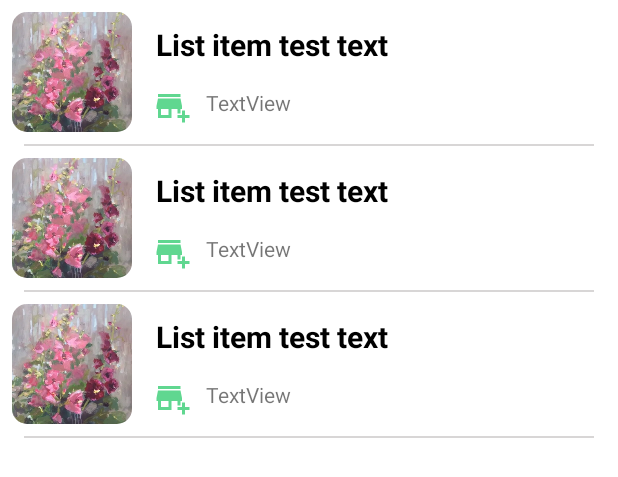
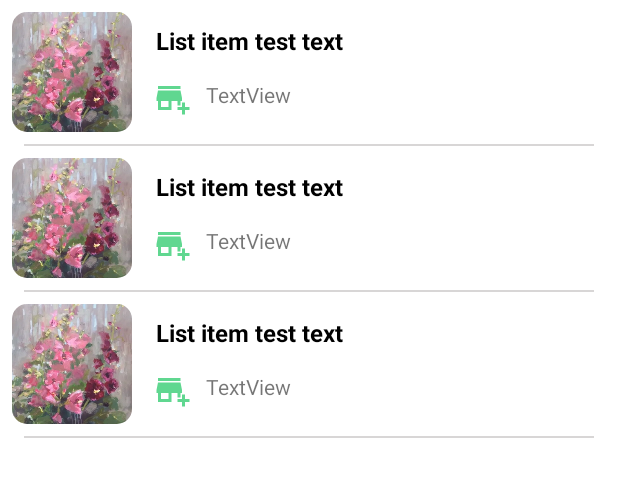
Before and after one commit to h-morales1/invPrototypes, an Android app: the layout fragment_home.xml on its own in the app's theme, with its tools: preview values and no code run, on a phone screen of 412 x 824 dp. Shown: the top 477 px of the screen. Run offline under Robolectric (Android 15) with nearby library versions, the phone set to English and light mode, and no system bars.

Commit message:
Reverted changes to font size for item title

```diff
--- a/app/src/main/res/layout/list_item.xml
+++ b/app/src/main/res/layout/list_item.xml
@@ -29,7 +29,7 @@
         android:layout_marginEnd="32dp"
         android:text="@string/test_list_item"
         android:textColor="@color/black"
-        android:textSize="20dp"
+        android:textSize="16dp"
         android:textStyle="bold"
         app:layout_constraintEnd_toEndOf="parent"
         app:layout_constraintStart_toEndOf="@+id/title_image"
```
